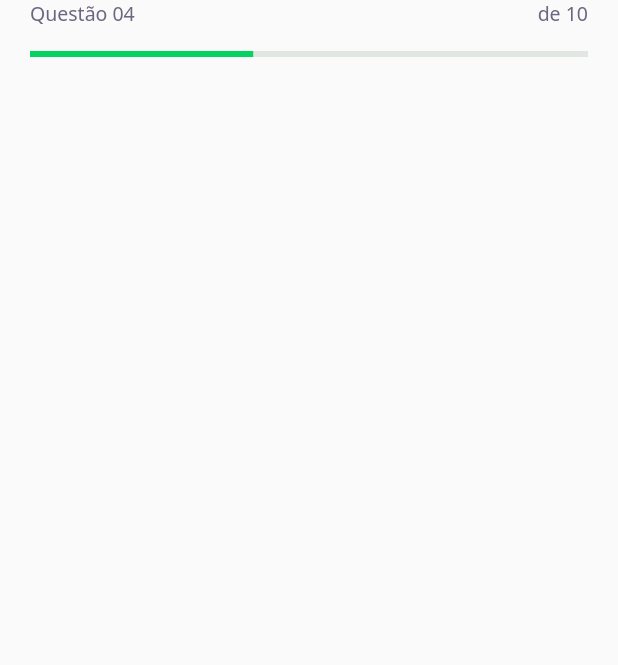
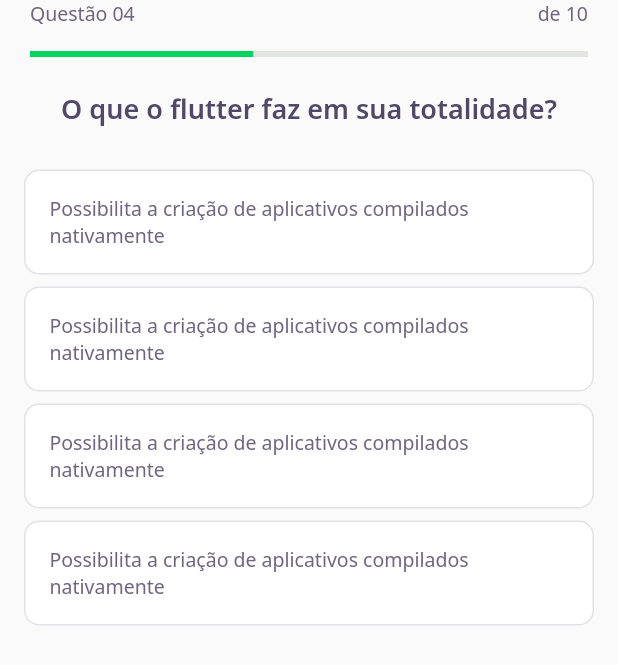
Before and after one commit to 0mvknx/Quiz, a Flutter app: the screen it shows after launch, on a phone screen of 412 x 824 dp. Shown: the top 665 px of the screen. Run offline on Flutter 3.47's test engine with Material 2 defaults, Android fonts, the phone set to English and light mode, and no system bars; our stand-ins replace google_fonts.

Commit message:
completar awnser

```diff
--- /dev/null
+++ b/lib/challenge/widgets/awnser/awnser_widget.dart
@@ -0,0 +1,79 @@
+import 'package:flutter/material.dart';
+import 'package:quiz/core/app_colors.dart';
+import 'package:quiz/core/app_text_styles.dart';
+
+class AwnserWidget extends StatelessWidget {
+  final String title;
+  final bool isRight;
+  final bool isSelected;
+
+  const AwnserWidget(
+      {Key? key,
+      required this.title,
+      this.isRight = false,
+      this.isSelected = false})
+      : super(key: key);
+
+  Color get _selectedColorRight =>
+      isRight ? AppColors.darkGreen : AppColors.darkRed;
+
+  Color get _selectedBorderRight =>
+      isRight ? AppColors.lightGreen : AppColors.lightRed;
+
+  Color get _selectedColorCardRight =>
+      isRight ? AppColors.lightGreen : AppColors.lightRed;
+
+  Color get _selectedBorderCardRight =>
+      isRight ? AppColors.lightGreen : AppColors.lightRed;
+
+  TextStyle get _selectedTextStyleRight =>
+      isRight ? AppTextStyles.bodyDarkGreen : AppTextStyles.bodyDarkRed;
+
+  IconData get _selectedIconRight => isRight ? Icons.check : Icons.close;
+
+  @override
+  Widget build(BuildContext context) {
+    return Padding(
+      padding: const EdgeInsets.symmetric(horizontal: 16, vertical: 4),
+      child: Container(
+        padding: const EdgeInsets.all(16),
+        decoration: BoxDecoration(
+            color: isSelected ? _selectedBorderCardRight : AppColors.white,
+            borderRadius: BorderRadius.circular(10),
+            border: Border.fromBorderSide(
+              BorderSide(color: AppColors.border),
+            )),
+        child: Row(
+          mainAxisAlignment: MainAxisAlignment.spaceBetween,
+          children: [
+            Expanded(
+              child: Text(
+                title,
+                style:
+                    isSelected ? _selectedTextStyleRight : AppTextStyles.body,
+              ),
+            ),
+            Container(
+              height: 24,
+              width: 24,
+              decoration: BoxDecoration(
+                  color: isRight ? _selectedColorRight : AppColors.white,
+                  borderRadius: BorderRadius.circular(200),
+                  border: Border.fromBorderSide(BorderSide(
+                      color: isSelected
+                          ? _selectedBorderRight
+                          : AppColors.white))),
+              child: isSelected
+                  ? Icon(
+                      _selectedIconRight,
+                      color: AppColors.white,
+                      size: 16,
+                    )
+                  : null,
+            ),
+          ],
+        ),
+      ),
+    );
+  }
+}
--- a/lib/challenge/challenge_page.dart
+++ b/lib/challenge/widgets/challenge_page.dart
@@ -1,5 +1,7 @@
 import 'package:flutter/material.dart';
-import 'package:quiz/challenge/question_indicator/question_indicator_widget.dart';
+import 'package:quiz/challenge/widgets/quiz_widget/quiz_widget.dart';
+
+import 'question_indicator/question_indicator_widget.dart';
 
 class ChallengePage extends StatefulWidget {
   const ChallengePage({Key? key}) : super(key: key);
@@ -14,7 +16,13 @@ class _ChallengePageState extends State<ChallengePage> {
     return Scaffold(
       appBar: PreferredSize(
         preferredSize: Size.fromHeight(60),
-        child: SafeArea(top: true, child: QuestionIndicatorWidget()),
+        child: SafeArea(
+          top: true,
+          child: QuestionIndicatorWidget(),
+        ),
+      ),
+      body: QuizWidget(
+        title: "O que o flutter faz em sua totalidade?",
       ),
     );
   }
--- /dev/null
+++ b/lib/challenge/widgets/quiz_widget/quiz_widget.dart
@@ -0,0 +1,43 @@
+import 'package:flutter/material.dart';
+import 'package:quiz/challenge/widgets/awnser/awnser_widget.dart';
+import 'package:quiz/core/app_text_styles.dart';
+
+class QuizWidget extends StatelessWidget {
+  final String title;
+  const QuizWidget({Key? key, required this.title}) : super(key: key);
+
+  @override
+  Widget build(BuildContext context) {
+    return Container(
+      child: Column(
+        children: [
+          Text(
+            title,
+            style: AppTextStyles.heading,
+          ),
+          SizedBox(
+            height: 24,
+          ),
+          AwnserWidget(
+            isRight: false,
+            isSelected: false,
+            title:
+                "Possibilita a criação de aplicativos compilados nativamente",
+          ),
+          AwnserWidget(
+            title:
+                "Possibilita a criação de aplicativos compilados nativamente",
+          ),
+          AwnserWidget(
+            title:
+                "Possibilita a criação de aplicativos compilados nativamente",
+          ),
+          AwnserWidget(
+            title:
+                "Possibilita a criação de aplicativos compilados nativamente",
+          ),
+        ],
+      ),
+    );
+  }
+}
--- a/lib/core/app_widget.dart
+++ b/lib/core/app_widget.dart
@@ -1,7 +1,5 @@
 import 'package:flutter/material.dart';
-import 'package:quiz/challenge/challenge_page.dart';
-import 'package:quiz/home/home_page.dart';
-import 'package:quiz/splash/splash.page.dart';
+import 'package:quiz/challenge/widgets/challenge_page.dart';
 
 class AppWidget extends StatelessWidget {
   @override
```
Also changed, not shown: lib/challenge/widgets/question_indicator/question_indicator_widget.dart (renamed from lib/challenge/question_indicator/question_indicator_widget.dart).
